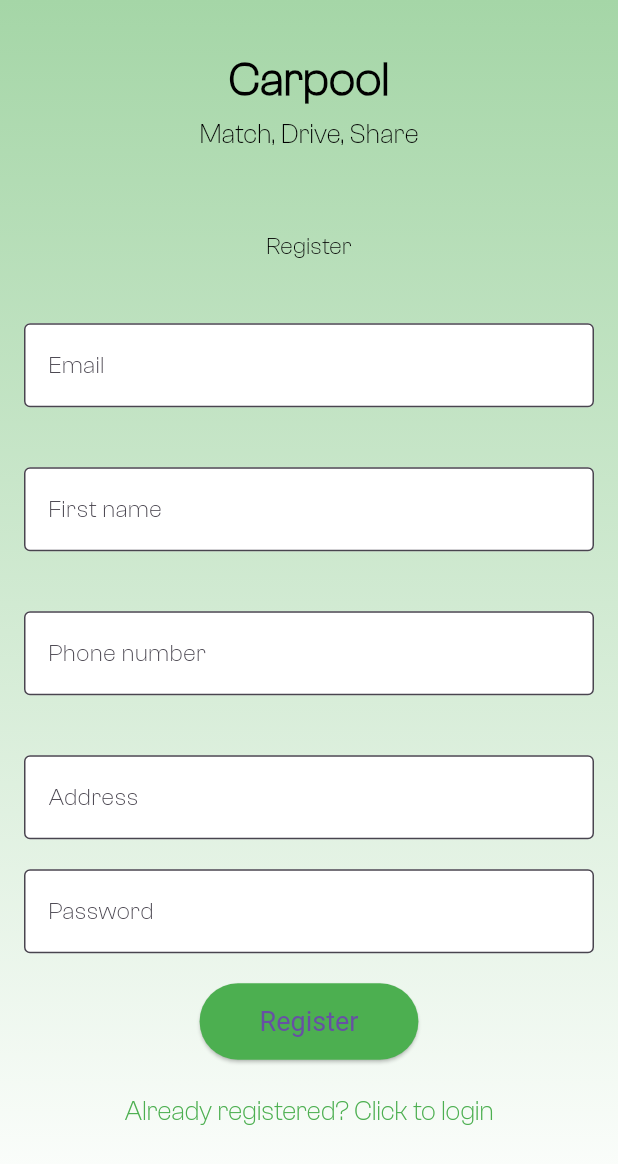
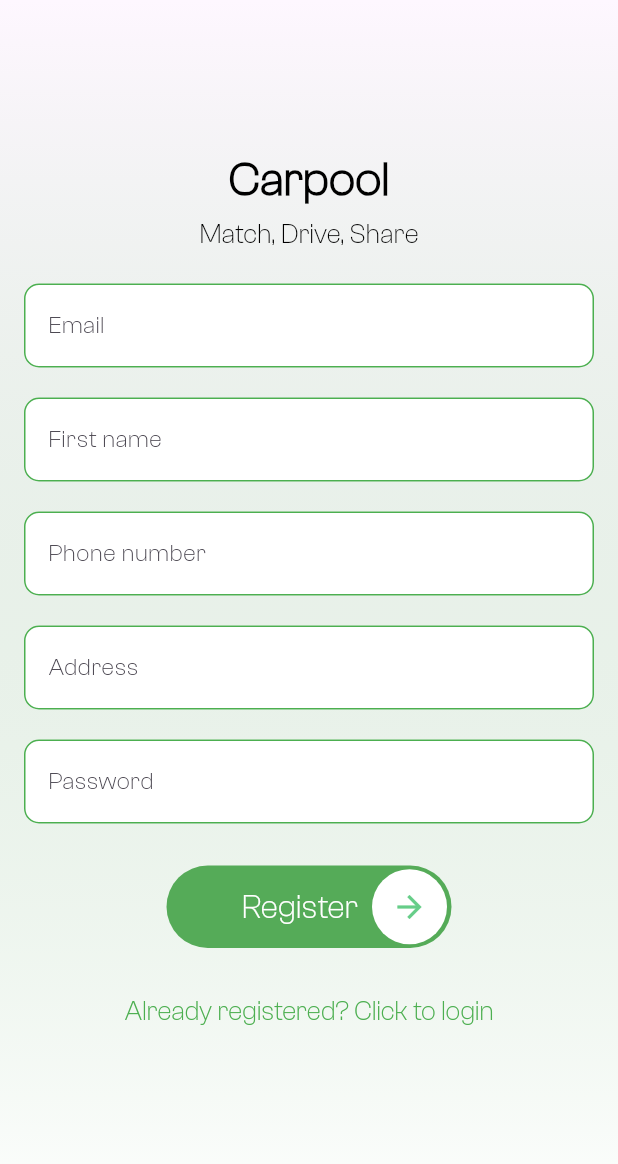
Before and after one commit to benbaruch1/carpool, a Flutter app: the screen it shows after launch, after a tap on "Sign in", after a tap on "Register", on a phone screen of 412 x 824 dp. Shown: the top 1164 px of the screen. Run offline on Flutter 3.47's test engine with Material 3 defaults, Android fonts, the phone set to English and light mode, and no system bars; our stand-ins replace cloud_firestore, firebase_auth, firebase_core, flutter_map, flutter_spinkit, geocoding and 1 more; accounts and stored records are empty; generated files the repository leaves out were written again.

Commit message:
update login page and sign up page

```diff
--- a/carpool_app/lib/views/login_page.dart
+++ b/carpool_app/lib/views/login_page.dart
@@ -1,5 +1,6 @@
 import 'package:carpool_app/services/firebase_auth_service.dart';
 import 'package:carpool_app/views/register_page.dart';
+import 'package:carpool_app/widgets/custom_button.dart';
 import 'package:flutter/material.dart';
 import 'package:carpool_app/shared/loading.dart';
 
@@ -24,7 +25,10 @@ class _LoginPageState extends State<LoginPage> {
             body: Container(
               decoration: BoxDecoration(
                 gradient: LinearGradient(
-                  colors: [Colors.green.shade200, Colors.white],
+                  colors: [
+                    const Color.fromARGB(0, 165, 214, 167),
+                    Colors.white
+                  ],
                   begin: Alignment.topCenter,
                   end: Alignment.bottomCenter,
                 ),
@@ -49,38 +53,17 @@ class _LoginPageState extends State<LoginPage> {
                             'Match, Drive, Share',
                             style: TextStyle(fontSize: 18, color: Colors.black),
                           ),
-                          SizedBox(height: 40),
-                          TextFormField(
-                            onChanged: (val) {
-                              email = val;
-                            },
-                            decoration: InputDecoration(
-                              labelText: 'Email',
-                              border: OutlineInputBorder(),
-                              filled: true,
-                              fillColor: Colors.white,
-                            ),
-                            validator: (val) =>
-                                val!.isEmpty ? 'Enter an email' : null,
-                          ),
                           SizedBox(height: 20),
-                          TextFormField(
-                            onChanged: (val) {
-                              password = val;
-                            },
-                            decoration: InputDecoration(
-                              labelText: 'Password',
-                              border: OutlineInputBorder(),
-                              filled: true,
-                              fillColor: Colors.white,
-                            ),
-                            obscureText: true,
-                            validator: (val) => val!.length < 6
-                                ? 'Enter a password 6+ chars long'
-                                : null,
-                          ),
+                          buildTextField('Email', (val) {
+                            email = val;
+                          }, 'Enter an email', false),
                           SizedBox(height: 20),
-                          ElevatedButton(
+                          buildTextField('Password', (val) {
+                            password = val;
+                          }, 'Enter a password 6+ chars long', true),
+                          SizedBox(height: 20),
+                          CustomButton(
+                            label: 'Sign in',
                             onPressed: () async {
                               if (_formKey.currentState!.validate()) {
                                 setState(() => loading = true);
@@ -96,18 +79,10 @@ class _LoginPageState extends State<LoginPage> {
                                 }
                               }
                             },
-                            child: Text('Sign in'),
-                            style: ElevatedButton.styleFrom(
-                              backgroundColor: Colors.green,
-                              padding: EdgeInsets.symmetric(
-                                  horizontal: 40, vertical: 15),
-                              textStyle: TextStyle(fontSize: 18),
-                            ),
                           ),
                           SizedBox(height: 10),
                           TextButton(
                             onPressed: () {
-                              // Use Navigator.push to navigate to RegisterPage
                               Navigator.push(
                                 context,
                                 MaterialPageRoute(
@@ -121,7 +96,7 @@ class _LoginPageState extends State<LoginPage> {
                           ),
                           SizedBox(height: 30),
                           Image.asset(
-                            'assets/car_image.png', // Ensure the image asset is correctly referenced
+                            'assets/car_image.png',
                             height: 200,
                           ),
                           SizedBox(
@@ -140,4 +115,30 @@ class _LoginPageState extends State<LoginPage> {
             ),
           );
   }
+
+  Widget buildTextField(String label, Function(String) onChanged,
+      String validatorText, bool obscureText) {
+    return TextFormField(
+      onChanged: onChanged,
+      decoration: InputDecoration(
+        labelText: label,
+        border: OutlineInputBorder(
+          borderRadius: BorderRadius.circular(10),
+          borderSide: BorderSide(color: Colors.green),
+        ),
+        enabledBorder: OutlineInputBorder(
+          borderRadius: BorderRadius.circular(10),
+          borderSide: BorderSide(color: Colors.green),
+        ),
+        focusedBorder: OutlineInputBorder(
+          borderRadius: BorderRadius.circular(10),
+          borderSide: BorderSide(color: Colors.green),
+        ),
+        filled: true,
+        fillColor: Colors.white,
+      ),
+      obscureText: obscureText,
+      validator: (val) => val!.isEmpty ? validatorText : null,
+    );
+  }
 }
--- a/carpool_app/lib/views/register_page.dart
+++ b/carpool_app/lib/views/register_page.dart
@@ -2,6 +2,7 @@ import 'package:carpool_app/services/firebase_auth_service.dart';
 import 'package:carpool_app/shared/loading.dart';
 import 'package:carpool_app/views/home_page.dart';
 import 'package:carpool_app/views/home_wrapper.dart';
+import 'package:carpool_app/widgets/custom_button.dart';
 import 'package:flutter/material.dart';
 
 class RegisterPage extends StatefulWidget {
@@ -28,7 +29,10 @@ class _RegisterPageState extends State<RegisterPage> {
             body: Container(
               decoration: BoxDecoration(
                 gradient: LinearGradient(
-                  colors: [Colors.green.shade200, Colors.white],
+                  colors: [
+                    const Color.fromARGB(0, 165, 214, 167),
+                    Colors.white
+                  ],
                   begin: Alignment.topCenter,
                   end: Alignment.bottomCenter,
                 ),
@@ -53,85 +57,29 @@ class _RegisterPageState extends State<RegisterPage> {
                             'Match, Drive, Share',
                             style: TextStyle(fontSize: 18, color: Colors.black),
                           ),
-                          SizedBox(height: 50),
-                          Text(
-                            'Register',
-                            style: TextStyle(fontSize: 16, color: Colors.black),
-                          ),
-                          SizedBox(height: 40),
-                          TextFormField(
-                            onChanged: (val) {
-                              email = val;
-                            },
-                            decoration: InputDecoration(
-                              labelText: 'Email',
-                              border: OutlineInputBorder(),
-                              filled: true,
-                              fillColor: Colors.white,
-                            ),
-                            validator: (val) =>
-                                val!.isEmpty ? 'Enter an email' : null,
-                          ),
-                          SizedBox(height: 40),
-                          TextFormField(
-                            onChanged: (val) {
-                              firstName = val;
-                            },
-                            decoration: InputDecoration(
-                              labelText: 'First name',
-                              border: OutlineInputBorder(),
-                              filled: true,
-                              fillColor: Colors.white,
-                            ),
-                            validator: (val) =>
-                                val!.isEmpty ? 'Enter your first name' : null,
-                          ),
-                          SizedBox(height: 40),
-                          TextFormField(
-                            onChanged: (val) {
-                              phoneNumber = val;
-                            },
-                            decoration: InputDecoration(
-                              labelText: 'Phone number',
-                              border: OutlineInputBorder(),
-                              filled: true,
-                              fillColor: Colors.white,
-                            ),
-                            validator: (val) =>
-                                val!.isEmpty ? 'Enter your phone number' : null,
-                          ),
-                          SizedBox(height: 40),
-                          TextFormField(
-                            onChanged: (val) {
-                              address = val;
-                            },
-                            decoration: InputDecoration(
-                              labelText: 'Address',
-                              border: OutlineInputBorder(),
-                              filled: true,
-                              fillColor: Colors.white,
-                            ),
-                            validator: (val) =>
-                                val!.isEmpty ? 'Enter your address' : null,
-                          ),
                           SizedBox(height: 20),
-                          TextFormField(
-                            onChanged: (val) {
-                              password = val;
-                            },
-                            decoration: InputDecoration(
-                              labelText: 'Password',
-                              border: OutlineInputBorder(),
-                              filled: true,
-                              fillColor: Colors.white,
-                            ),
-                            obscureText: true,
-                            validator: (val) => val!.length < 6
-                                ? 'Enter a password 6+ chars long'
-                                : null,
-                          ),
+                          buildTextField('Email', (val) {
+                            email = val;
+                          }, 'Enter an email', false),
                           SizedBox(height: 20),
-                          ElevatedButton(
+                          buildTextField('First name', (val) {
+                            firstName = val;
+                          }, 'Enter your first name', false),
+                          SizedBox(height: 20),
+                          buildTextField('Phone number', (val) {
+                            phoneNumber = val;
+                          }, 'Enter your phone number', false),
+                          SizedBox(height: 20),
+                          buildTextField('Address', (val) {
+                            address = val;
+                          }, 'Enter your address', false),
+                          SizedBox(height: 20),
+                          buildTextField('Password', (val) {
+                            password = val;
+                          }, 'Enter a password 6+ chars long', true),
+                          SizedBox(height: 20),
+                          CustomButton(
+                            label: 'Register',
                             onPressed: () async {
                               if (_formKey.currentState!.validate()) {
                                 setState(() => loading = true);
@@ -150,7 +98,7 @@ class _RegisterPageState extends State<RegisterPage> {
                                   });
                                 } else {
                                   print(
-                                      "[LOG] New user registered succesffully ${email}");
+                                      "[LOG] New user registered successfully ${email}");
                                   Navigator.of(context).pushAndRemoveUntil(
                                     MaterialPageRoute(
                                         builder: (context) => HomePage()),
@@ -159,18 +107,10 @@ class _RegisterPageState extends State<RegisterPage> {
                                 }
                               }
                             },
-                            child: Text('Register'),
-                            style: ElevatedButton.styleFrom(
-                              backgroundColor: Colors.green,
-                              padding: EdgeInsets.symmetric(
-                                  horizontal: 40, vertical: 15),
-                              textStyle: TextStyle(fontSize: 18),
-                            ),
                           ),
                           SizedBox(height: 10),
                           TextButton(
                             onPressed: () {
-                              // Use Navigator.push to navigate to RegisterPage
                               Navigator.push(
                                 context,
                                 MaterialPageRoute(
@@ -199,4 +139,30 @@ class _RegisterPageState extends State<RegisterPage> {
             ),
           );
   }
+
+  Widget buildTextField(String label, Function(String) onChanged,
+      String validatorText, bool obscureText) {
+    return TextFormField(
+      onChanged: onChanged,
+      decoration: InputDecoration(
+        labelText: label,
+        border: OutlineInputBorder(
+          borderRadius: BorderRadius.circular(10),
+          borderSide: BorderSide(color: Colors.green),
+        ),
+        enabledBorder: OutlineInputBorder(
+          borderRadius: BorderRadius.circular(10),
+          borderSide: BorderSide(color: Colors.green),
+        ),
+        focusedBorder: OutlineInputBorder(
+          borderRadius: BorderRadius.circular(10),
+          borderSide: BorderSide(color: Colors.green),
+        ),
+        filled: true,
+        fillColor: Colors.white,
+      ),
+      obscureText: obscureText,
+      validator: (val) => val!.isEmpty ? validatorText : null,
+    );
+  }
 }
```
